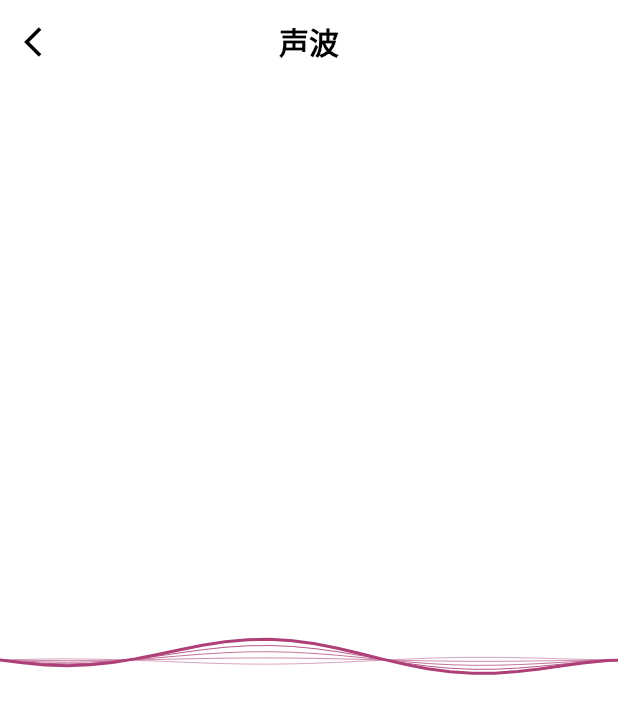
After one commit to yixiaolunhui/flutter_xy, a Flutter app: the WavePage screen opened directly, on a phone screen of 412 x 824 dp. The commit adds this screen. Shown: the top 714 px of the screen. Run offline on Flutter 3.47's test engine with Material 2 defaults, Android fonts, the phone set to English and light mode, and no system bars.

Commit message:
+声音波形控件

```diff
--- a/lib/config/xy_data_config.dart
+++ b/lib/config/xy_data_config.dart
@@ -6,6 +6,7 @@ import 'package:flutter_xy/xydemo/emoji/emoji_anim_page.dart';
 import 'package:flutter_xy/xydemo/ruler/ruler_page.dart';
 import 'package:flutter_xy/xydemo/ruler/semi_circle_ruler_page.dart';
 import 'package:flutter_xy/xydemo/tx/tx_banner_page.dart';
+import 'package:flutter_xy/xydemo/wave/wave_page.dart';
 
 import '../xydemo/darg/drag_bottom_sheet_page.dart';
 import '../xydemo/float/float_page.dart';
@@ -104,6 +105,17 @@ class UIGroupDataConfig {
         ));
       },
     ));
+    children.add(UIGroupInfo(
+      groupName: "声波",
+      desc: "声波",
+      onClick: (BuildContext context) {
+        Navigator.push(context, MaterialPageRoute(
+          builder: (BuildContext context) {
+            return const WavePage();
+          },
+        ));
+      },
+    ));
 
     return UIGroupInfo(
         groupName: "自定义Widget", children: children, isExpand: false);
--- /dev/null
+++ b/lib/xydemo/wave/wave_page.dart
@@ -0,0 +1,79 @@
+import 'dart:async';
+import 'dart:math';
+
+import 'package:flutter/material.dart';
+import 'package:flutter_xy/widgets/xy_app_bar.dart';
+import 'package:flutter_xy/xydemo/wave/wave_widget.dart';
+
+class WavePage extends StatefulWidget {
+  const WavePage({super.key});
+
+  @override
+  State<WavePage> createState() => _WavePageState();
+}
+
+class _WavePageState extends State<WavePage> {
+  late ValueNotifier<double> _soundLevel;
+  Timer? volumeTimer;
+
+  @override
+  void initState() {
+    super.initState();
+    _soundLevel = ValueNotifier(0);
+    _startVolumeTimer();
+  }
+
+  /// 开始声波模拟
+  void _startVolumeTimer() {
+    _stopVolumeTimer();
+    const duration = Duration(milliseconds: 30);
+    const tickCount = 100;
+    volumeTimer = Timer.periodic(duration, (timer) {
+      var progress = 5 / tickCount;
+      var value = (sin(progress * 2 * pi) + 1) / 1.5;
+      _soundLevel.value = value;
+    });
+  }
+
+  /// 停止声波模拟
+  void _stopVolumeTimer() {
+    if (volumeTimer != null) {
+      volumeTimer?.cancel();
+      volumeTimer = null;
+    }
+  }
+
+  @override
+  void dispose() {
+    _stopVolumeTimer();
+    super.dispose();
+  }
+
+  @override
+  Widget build(BuildContext context) {
+    return Scaffold(
+      backgroundColor: Colors.white,
+      appBar: XYAppBar(
+        title: "声波",
+        backgroundColor: Colors.transparent,
+        titleColor: Colors.black,
+        onBack: () {
+          Navigator.pop(context);
+        },
+      ),
+      body: Stack(
+        children: [
+          Positioned.fill(
+            left: 0,
+            right: 0,
+            bottom: 0,
+            top: 0,
+            child: Center(
+              child: SoundWaveWidget(soundLevel: _soundLevel),
+            ),
+          ),
+        ],
+      ),
+    );
+  }
+}
--- /dev/null
+++ b/lib/xydemo/wave/wave_widget.dart
@@ -0,0 +1,121 @@
+import 'dart:math';
+
+import 'package:flutter/material.dart';
+
+class SoundWaveWidget extends StatefulWidget {
+  const SoundWaveWidget({
+    Key? key,
+    required this.soundLevel,
+    this.count = 5,
+  }) : super(key: key);
+
+  final ValueNotifier<double> soundLevel;
+  final int count;
+
+  @override
+  State<StatefulWidget> createState() => _SoundWaveState();
+}
+
+class _SoundWaveState extends State<SoundWaveWidget>
+    with TickerProviderStateMixin {
+  late AnimationController _waveController;
+
+  @override
+  void initState() {
+    super.initState();
+    _initAnim();
+  }
+
+  @override
+  void dispose() {
+    _waveController.dispose();
+    super.dispose();
+  }
+
+  @override
+  Widget build(BuildContext context) {
+    return Stack(
+      children: _buildPaints(),
+    );
+  }
+
+  void _initAnim() {
+    _waveController = AnimationController(
+      vsync: this,
+      duration: const Duration(milliseconds: 400),
+    );
+    _waveController.repeat();
+  }
+
+  List<Widget> _buildPaints() {
+    var paints = <Widget>[];
+    for (var i = 0; i < widget.count; i++) {
+      paints.add(CustomPaint(
+        painter: _WavePainter(
+          isMain: i == 0,
+          soundLevel: widget.soundLevel,
+          progress: i.toDouble() / widget.count.toDouble(),
+          animation: _waveController,
+        ),
+        size: const Size(double.infinity, 60),
+      ));
+    }
+    return paints;
+  }
+}
+
+class _WavePainter extends CustomPainter {
+  final ValueNotifier<double> soundLevel;
+  final bool isMain;
+  final double progress;
+  final Animation<double> animation;
+  final Paint _wavePaint = Paint();
+  final double _frequency = 1.2;
+  final double _idleAmplitude = 0.1;
+  final double _density = 15.0;
+
+  _WavePainter({
+    required this.isMain,
+    required this.soundLevel,
+    required this.progress,
+    required this.animation,
+  }) : super(repaint: Listenable.merge([soundLevel, animation])) {
+    var opacity = min(1.0, ((1 - progress) / 3.0 * 2.0) + (1.0 / 3.0));
+    _wavePaint.shader = LinearGradient(
+      colors: [
+        Colors.red.withOpacity(isMain ? 1 : opacity),
+        Colors.deepPurple.withOpacity(isMain ? 1 : opacity),
+      ],
+      begin: Alignment.topCenter,
+      end: Alignment.bottomCenter,
+    ).createShader(Rect.largest);
+    _wavePaint.style = PaintingStyle.stroke;
+    _wavePaint.strokeWidth = isMain ? 2 : 0;
+  }
+
+  @override
+  void paint(Canvas canvas, Size size) {
+    var amplitude = max(soundLevel.value - 0.4, _idleAmplitude);
+    var height = size.height;
+    var width = size.width;
+    var mid = size.width / 2.0;
+    var path = Path()..moveTo(0, height / 2);
+    var normedAmplitude = (1.5 * (1 - progress) - 0.5) * amplitude;
+    var x = -_density;
+    while (x < width + _density * 2) {
+      var scaling = -pow(x / mid - 1, 2) + 1;
+      var step1 = 2 * pi * (x / width) * _frequency - animation.value * 2 * pi;
+      var step2 = sin(step1);
+      var step3 = scaling * height * normedAmplitude * step2 * 0.5;
+      var y = step3 + (height * 0.5);
+      path.lineTo(x, y.toDouble());
+      x += _density;
+    }
+    canvas.drawPath(path, _wavePaint);
+  }
+
+  @override
+  bool shouldRepaint(covariant _WavePainter oldDelegate) {
+    return false;
+  }
+}
```
Also changed, not shown: 5 other files.
